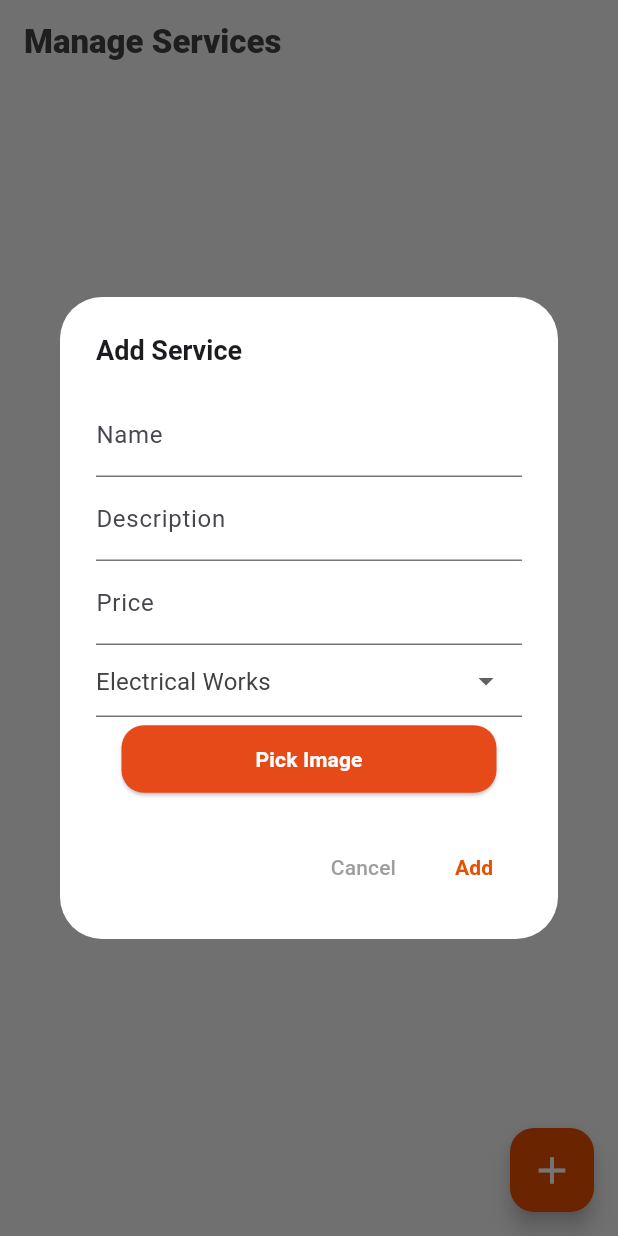
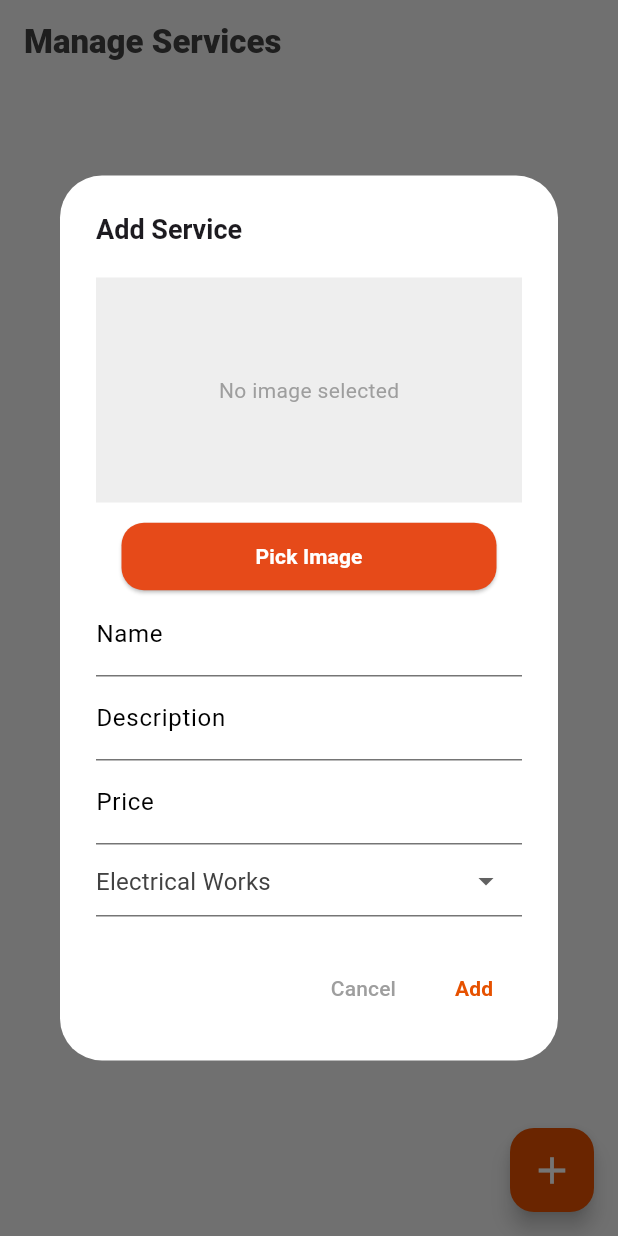
Before and after one commit to TechPyllars2024/AutoCareAutomotive, a Flutter app: the ServiceManagementScreen screen opened directly, after a tap on the "add" icon, on a phone screen of 412 x 824 dp. Run offline on Flutter 3.47's test engine with Material 3 defaults, Android fonts, the phone set to English and light mode, and no system bars; our stand-ins replace carousel_slider, cloud_firestore, curved_navigation_bar, file_picker, firebase_auth, firebase_core and 9 more; missing offline and left inert: flutter_pannable_rating_bar, flutter_pdfview; accounts and stored records are empty.

Commit message:
fix: services frontend corrections and image preview

```diff
--- a/lib/Service Management/screens/manage_services.dart
+++ b/lib/Service Management/screens/manage_services.dart
@@ -44,54 +44,172 @@ class _ServiceManagementScreenState extends State<ServiceManagementScreen> {
         return StatefulBuilder(
           // StatefulBuilder allows updating the dialog UI.
           builder: (context, setState) {
-            return AlertDialog(
+            return WillPopScope(
+              onWillPop: () async {
+                setState(() {
+                  _selectedImage =
+                      null; // Clear the selected image when dismissed
+                });
+                return true; // Allow the dialog to close
+              },
+              child: AlertDialog(
                 backgroundColor: Colors.white,
                 title: Text(
                   service == null ? 'Add Service' : 'Update Service',
-                style:
-                    const TextStyle(fontSize: 18, fontWeight: FontWeight.bold),
+                  style: const TextStyle(
+                      fontSize: 18, fontWeight: FontWeight.bold),
                 ),
-              content: Column(
+                content: SingleChildScrollView(
+                  child: Column(
                     mainAxisSize: MainAxisSize.min,
                     children: [
+                      const SizedBox(height: 4),
+                      // Conditionally display the selected image preview
+                      if (_selectedImage != null)
+                        Container(
+                          height: 150,
+                          width: double.infinity,
+                          margin: const EdgeInsets.symmetric(vertical: 8),
+                          decoration: BoxDecoration(
+                            border: Border.all(color: Colors.grey.shade400),
+                            borderRadius: BorderRadius.circular(8),
+                          ),
+                          child: ClipRRect(
+                            borderRadius: BorderRadius.circular(8),
+                            child: Image.file(
+
+                              _selectedImage!,
+                              // Show the selected image if available
+                              fit: BoxFit
+                                  .cover, // Ensure the image scales properly
+                            ),
+                          ),
+                        )
+                      else
+                        Container(
+                            color: Colors.grey.shade200,
+                            height: 150,
+                            width: double.infinity,
+                            child: Center(
+                                child: const Text('No image selected',
+                                    style: TextStyle(color: Colors.grey)))),
+
+                      const SizedBox(height: 12),
+                      ElevatedButton(
+                        style: ElevatedButton.styleFrom(
+                          shape: RoundedRectangleBorder(
+                              borderRadius: BorderRadius.circular(15)),
+                          minimumSize: const Size(250, 45),
+                          backgroundColor: Colors.deepOrange.shade700,
+                        ),
+                        onPressed: () async {
+                          // Opens the modal to let the user choose camera or gallery
+                          final source = await _pickImageSource();
+                          if (source != null) {
+                            // Calls the image picking function and updates the state
+                            File? pickedImage =
+                                await _imageService.pickImage(source);
+                            setState(() {
+                              _selectedImage =
+                                  pickedImage; // Updates the selected image
+                            });
+                          }
+                        },
+                        child: const Text(
+                          'Pick Image',
+                          style: TextStyle(
+                              fontWeight: FontWeight.bold, color: Colors.white),
+                        ),
+                      ),
+                      // Show this message if no image has been selected yet
                       TextField(
                         controller: nameController,
-                    decoration: const InputDecoration(labelText: 'Name'),
+                        onChanged: (text) {
+                          setState(() {}); // Trigger rebuild to update label color
+                        },
+                        decoration: InputDecoration(
+                          labelText: 'Name',
+                          labelStyle: TextStyle(
+                            color: nameController.text.isEmpty
+                                ? Colors.black // Black when empty
+                                : Colors.orange.shade900, // Orange when typing
+                          ),
+                          border: const OutlineInputBorder(),
+                          focusedBorder: UnderlineInputBorder(
+                            borderSide: BorderSide(color: Colors.orange.shade900, width: 2),
+                          ),
+                          enabledBorder: UnderlineInputBorder(
+                            borderSide: BorderSide(color: Colors.grey.shade600, width: 1),
+                          ),
+                        ),
+                        style: TextStyle(color: Colors.black), // Text color while typing
                       ),
                       TextField(
                         controller: descriptionController,
-                    decoration: const InputDecoration(labelText: 'Description'),
+                        onChanged: (text) {
+                          setState(() {}); // Trigger rebuild to update label color
+                        },
+                        decoration: InputDecoration(
+                          labelText: 'Description',
+                          labelStyle: TextStyle(
+                            color: descriptionController.text.isEmpty
+                                ? Colors.black // Black when empty
+                                : Colors.orange.shade900, // Orange when typing
                           ),
+                          border: const OutlineInputBorder(),
+                          focusedBorder: UnderlineInputBorder(
+                            borderSide: BorderSide(color: Colors.orange.shade900, width: 2),
+                          ),
+                          enabledBorder: UnderlineInputBorder(
+                            borderSide: BorderSide(color: Colors.grey.shade600, width: 1),
+                          ),
+                        ),
+                      ),
+
                       TextField(
                         controller: priceController,
-                    keyboardType:
-                        const TextInputType.numberWithOptions(decimal: true),
-                    decoration: const InputDecoration(
-                      labelText: 'Price',
-                      hintText: 'Enter price greater than 0',
-                    ),
-                    inputFormatters: [
-                      FilteringTextInputFormatter.allow(RegExp(r'^\d*\.?\d*')),
-                    ],
+                        keyboardType: const TextInputType.numberWithOptions(decimal: true),
                         onChanged: (value) {
+                          setState(() {}); // Trigger rebuild to update label color
                           final price = double.tryParse(value);
                           if (price != null && price <= 0) {
                             priceController.clear(); // Clear the input if invalid
                           }
                         },
+                        decoration: InputDecoration(
+                          labelText: 'Price',
+                          labelStyle: TextStyle(
+                            color: priceController.text.isEmpty
+                                ? Colors.black // Black when empty
+                                : Colors.orange.shade900, // Orange when typing
                           ),
+                          hintText: 'Enter price greater than 0',
+                          border: const OutlineInputBorder(),
+                          focusedBorder: UnderlineInputBorder(
+                            borderSide: BorderSide(color: Colors.orange.shade900, width: 2),
+                          ),
+                          enabledBorder: UnderlineInputBorder(
+                            borderSide: BorderSide(color: Colors.grey.shade600, width: 1),
+                          ),
+                        ),
+                        inputFormatters: [
+                          FilteringTextInputFormatter.allow(RegExp(r'^\d*\.?\d*')),
+                        ],
+                      ),
+
                       DropdownButtonFormField<String>(
                         value: category,
                         isExpanded: true,
                         decoration: InputDecoration(
-
                           hintText: 'Select a category',
                           border: const OutlineInputBorder(),
                           focusedBorder: UnderlineInputBorder(
-                        borderSide: BorderSide(color: Colors.grey.shade800, width: 2),
+                            borderSide: BorderSide(
+                                color: Colors.orange.shade900, width: 2),
                           ),
                           enabledBorder: UnderlineInputBorder(
-                        borderSide: BorderSide(color: Colors.grey.shade600, width: 1),
+                            borderSide: BorderSide(
+                                color: Colors.grey.shade600, width: 1),
                           ),
                         ),
                         onChanged: (newValue) {
@@ -112,42 +230,30 @@ class _ServiceManagementScreenState extends State<ServiceManagementScreen> {
                           );
                         }).toList(),
                       ),
-                  const SizedBox(height: 4),
-                  ElevatedButton(
-                    style: ElevatedButton.styleFrom(
-                      shape: RoundedRectangleBorder(
-                          borderRadius: BorderRadius.circular(15)),
-                      minimumSize: const Size(250, 45),
-                      backgroundColor: Colors.deepOrange.shade700,
+                    ],
                   ),
-                    onPressed: () async {
-                      // Let the user pick an image source
-                      final source = await _pickImageSource();
-                      if (source != null) {
-                        File? pickedImage =
-                            await _imageService.pickImage(source);
-                        setState(() {
-                          _selectedImage = pickedImage;
-                        });
-                      }
-                    },
-                    child: const Text(
-                      'Pick Image',
-                      style: TextStyle(
-                          fontWeight: FontWeight.bold, color: Colors.white),
-                    ),
-                  ),
-                ],
                 ),
                 actions: [
                   TextButton(
                     child: const Text('Cancel',
                         style: TextStyle(color: Colors.grey)),
-                  onPressed: () => Navigator.of(context).pop(),
+                    onPressed: () {
+                      setState(() {
+                        _selectedImage = null; // Clear the selected image
+                      });
+                      Navigator.of(context).pop();
+                    },
                   ),
                   TextButton(
                     child: _isLoading
-                      ? const CircularProgressIndicator() // Show loading indicator
+                        ?  SizedBox(
+                      height: 18,
+                          width: 18,
+                          child: CircularProgressIndicator(
+                                                valueColor: AlwaysStoppedAnimation<Color>(Colors.orange.shade900), // Set the loading color
+                                                strokeWidth: 3,
+                                              ),
+                        ) // Show loading indicator
                         : Text(service == null ? 'Add' : 'Update',
                             style: TextStyle(
                                 color: Colors.orange.shade900,
@@ -184,6 +290,7 @@ class _ServiceManagementScreenState extends State<ServiceManagementScreen> {
 
                         setState(() {
                           _isLoading = false; // Set loading state to false
+                          _selectedImage = null;
                         });
 
                         Navigator.of(context).pop();
@@ -191,6 +298,7 @@ class _ServiceManagementScreenState extends State<ServiceManagementScreen> {
                     },
                   ),
                 ],
+              ),
             );
           },
         );
```
Lines whose indentation alone changed are shown as unchanged.
